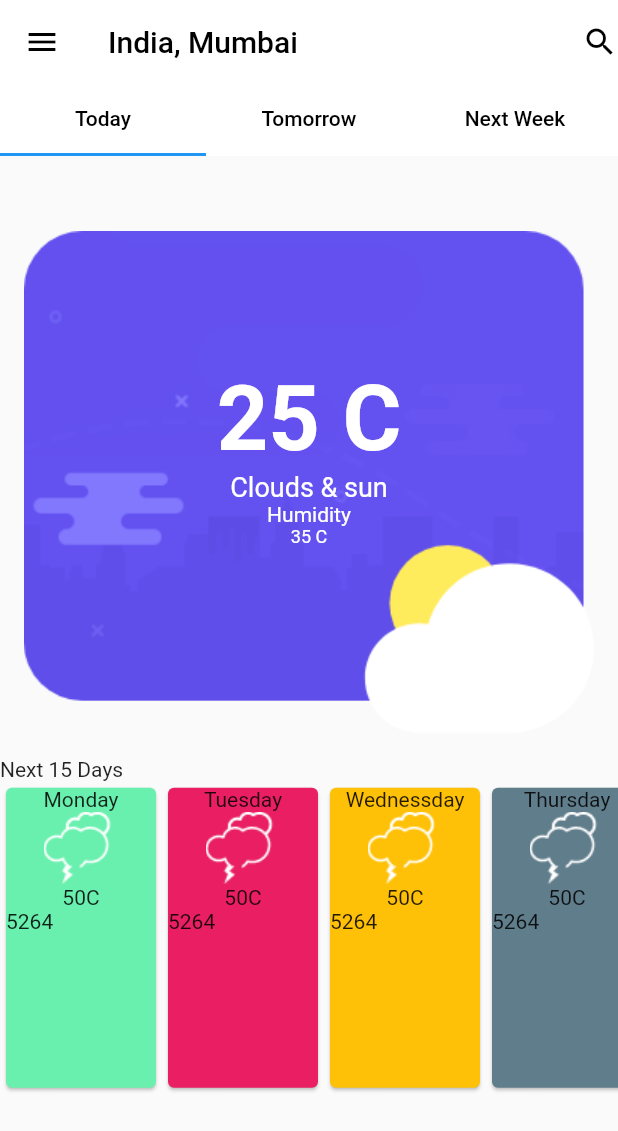
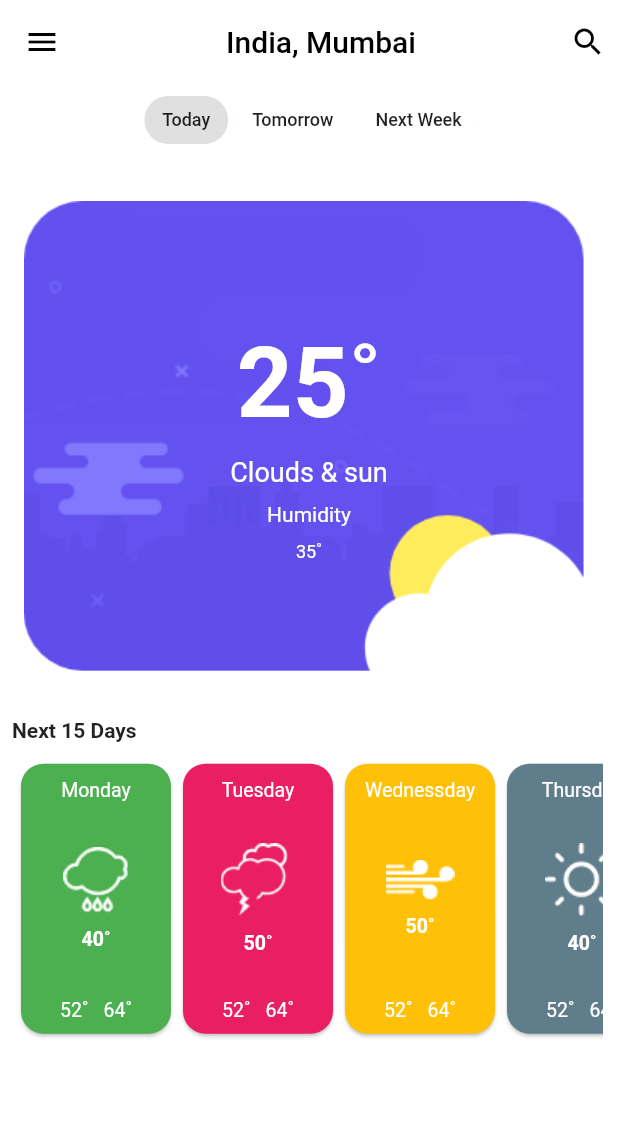
Before and after one commit to Gupta-shifali/Weather-Ui-App, a Flutter app: the screen it shows after launch, on a phone screen of 412 x 824 dp. Shown: the top 1131 px of the screen. Run offline on Flutter 3.47's test engine with Material 2 defaults, Android fonts, the phone set to English and light mode, and no system bars.

Commit message:
Modified the UI

```diff
--- a/weather_app/lib/main.dart
+++ b/weather_app/lib/main.dart
@@ -8,84 +8,101 @@ class WeatherApp extends StatelessWidget {
   Widget build(BuildContext context) {
     return MaterialApp(
       debugShowCheckedModeBanner: false,
-      home: DefaultTabController(
-        length: 3,
-        child: Scaffold(
+      home: WeatherWidget(),
+    );
+  }
+}
+
+class WeatherWidget extends StatefulWidget {
+  @override
+  _WeatherWidgetState createState() => _WeatherWidgetState();
+}
+
+class _WeatherWidgetState extends State<WeatherWidget> {
+  Map<String, bool> chips = {
+    "Today": true,
+    "Tomorrow": false,
+    "Next Week": false
+  };
+
+  @override
+  Widget build(BuildContext context) {
+    return Scaffold(
+        backgroundColor: Colors.white,
         appBar: AppBar(
           backgroundColor: Colors.white,
           elevation: 0,
-            title: Text("India, Mumbai", style: TextStyle(color: Colors.black)),
-            bottom: _weatherTabs(),
+          title: Center(
+              child:
+                  Text("India, Mumbai", style: TextStyle(color: Colors.black))),
           leading: Icon(Icons.menu, color: Colors.black),
-            actions: <Widget>[Icon(Icons.search, color: Colors.black)],
-          ),
-          body: TabBarView(
-            children: <Widget>[
-              _weatherToday(),
-              Text("sample2"),
-              Text("sample3"),
+          actions: <Widget>[
+            Padding(
+              padding: const EdgeInsets.all(8.0),
+              child: Icon(Icons.search, color: Colors.black),
+            )
           ],
         ),
+        body: _weatherToday());
+  }
+
+  Row _weatherTabBar() {
+    return Row(
+      mainAxisAlignment: MainAxisAlignment.center,
+      children: chips.keys.map((String key) {
+        return Container(
+          margin: const EdgeInsets.only(left: 4.0),
+          child: ChoiceChip(
+            label: Text(
+              key,
+              style: TextStyle(fontSize: 12),
             ),
+            selected: chips[key],
+            backgroundColor: Colors.white,
+            selectedColor: Colors.grey[300],
+            onSelected: (value) {
+              setState(() {
+                chips[key] = value;
+              });
+            },
           ),
+        );
+      }).toList(),
     );
   }
 
-  TabBar _weatherTabs() {
-    return TabBar(
-      tabs: <Widget>[
-        Tab(
-          child: Text("Today", style: TextStyle(color: Colors.black)),
-        ),
-        Tab(
-          child: Text("Tomorrow", style: TextStyle(color: Colors.black)),
-        ),
-        Tab(
-          child: Text("Next Week", style: TextStyle(color: Colors.black)),
-        ),
-      ],
-    );
-  }
-
-  SingleChildScrollView _weatherToday() =>
-      SingleChildScrollView(
+  SingleChildScrollView _weatherToday() => SingleChildScrollView(
         child: Column(
           children: <Widget>[
+            _weatherTabBar(),
             currentStatus(),
             Container(
+                padding: EdgeInsets.only(left: 8.0),
                 alignment: Alignment.topLeft,
-                child: Text("Next 15 Days")),
+                child: Text(
+                  "Next 15 Days",
+                  style: TextStyle(fontWeight: FontWeight.bold),
+                )),
             futureStatus(),
           ],
         ),
       );
 
-  Container currentStatus() =>
-      Container(
+  Container currentStatus() => Container(
         child: Stack(
           alignment: Alignment(0, 0),
           children: <Widget>[
             Container(
-                padding: EdgeInsets.fromLTRB(16.0, 50, 16, 16),
+                padding: EdgeInsets.fromLTRB(16, 30, 16, 10),
                 child: Image.asset('assets/images/weather_bg.png')),
             Container(
               alignment: Alignment.center,
               child: Column(
                 children: <Widget>[
-                  Text("25 C", style: TextStyle(fontWeight: FontWeight.bold,
-                      color: Colors.white,
-                      fontSize: 60)),
-                  Text("Clouds & sun", style: TextStyle(
-                      fontWeight: FontWeight.normal,
-                      color: Colors.white,
-                      fontSize: 18)),
-                  Text("Humidity", style: TextStyle(
-                      fontWeight: FontWeight.normal,
-                      color: Colors.white,
-                      fontSize: 14)),
-                  Text("35 C", style: TextStyle(fontWeight: FontWeight.normal,
-                      color: Colors.white,
-                      fontSize: 12)),
+                  _customizeText("25˚", 65, FontWeight.bold),
+                  _customizeText("Clouds & sun", 18, FontWeight.normal),
+                  _customizeText("Humidity", 14, FontWeight.normal),
+                  _customizeText("35˚", 12, FontWeight.normal),
                 ],
               ),
             )
@@ -93,39 +110,35 @@ class WeatherApp extends StatelessWidget {
         ),
       );
 
-  Container futureStatus() =>
-      Container(
+  Container _customizeText(String label, double size, FontWeight weight) {
+    return Container(
+      padding: EdgeInsets.only(top: 10.0),
+      child: Text(label,
+          style: TextStyle(
+              fontWeight: weight, color: Colors.white, fontSize: size)),
+    );
+  }
+
+  Container futureStatus() => Container(
+        padding: EdgeInsets.all(10.0),
         child: SingleChildScrollView(
           scrollDirection: Axis.horizontal,
           child: Row(
             children: <Widget>[
-              _weatherStatusCard(
-                  "Monday", "assets/images/light_cloud.png", "50C", "52", "64",
-                  Colors.greenAccent),
-              _weatherStatusCard(
-                  "Tuesday", "assets/images/light_cloud.png", "50C", "52", "64",
-                  Colors.pink),
-              _weatherStatusCard(
-                  "Wednessday", "assets/images/light_cloud.png", "50C", "52",
-                  "64", Colors.amber),
-              _weatherStatusCard(
-                  "Thursday", "assets/images/light_cloud.png", "50C", "52",
-                  "64", Colors.blueGrey),
-              _weatherStatusCard(
-                  "Friday", "assets/images/light_cloud.png", "50C", "52", "64",
-                  Colors.orange),
-              _weatherStatusCard(
-                  "Tuesday", "assets/images/light_cloud.png", "50C", "52", "64",
-                  Colors.pink),
-              _weatherStatusCard(
-                  "Wednessday", "assets/images/light_cloud.png", "50C", "52",
-                  "64", Colors.amber),
-              _weatherStatusCard(
-                  "Thursday", "assets/images/light_cloud.png", "50C", "52",
-                  "64", Colors.blueGrey),
-              _weatherStatusCard(
-                  "Friday", "assets/images/light_cloud.png", "50C", "52", "64",
-                  Colors.orange),
+              _weatherStatusCard("Monday", "assets/images/rain.png", "40˚",
+                  "52˚", "64˚", Colors.green),
+              _weatherStatusCard("Tuesday", "assets/images/light_cloud.png",
+                  "50˚", "52˚", "64˚", Colors.pink),
+              _weatherStatusCard("Wednessday", "assets/images/light.png", "50˚",
+                  "52˚", "64˚", Colors.amber),
+              _weatherStatusCard("Thursday", "assets/images/sun.png", "40˚",
+                  "52˚", "64˚", Colors.blueGrey),
+              _weatherStatusCard("Friday", "assets/images/rain.png", "50˚",
+                  "52˚", "64˚", Colors.orange),
+              _weatherStatusCard("Thursday", "assets/images/sun.png", "40˚",
+                  "52˚", "64˚", Colors.lightGreen),
+              _weatherStatusCard("Friday", "assets/images/light_cloud.png",
+                  "50˚", "52˚", "64˚", Colors.purple),
             ],
           ),
         ),
@@ -135,23 +148,49 @@ class WeatherApp extends StatelessWidget {
           String w3, Color color) =>
       Card(
         color: color,
+        shape: RoundedRectangleBorder(
+          borderRadius: BorderRadius.circular(15.0),
+        ),
         child: Container(
-          decoration: BoxDecoration(shape: BoxShape.rectangle),
           width: 100.0,
-          height: 200.0,
-          child: Column(
+          height: 180.0,
+          child: Stack(
+            alignment: Alignment.topCenter,
             children: <Widget>[
-              Text(day),
-              Image.asset(icon),
-              Text(w1),
-              Row(
+              _customizeText(day, 13, FontWeight.normal),
+              _buildWeatherImage(icon, w1),
+              _buildWeatherRow(w2, w3)
+            ],
+          ),
+        ),
+      );
+
+  Container _buildWeatherRow(String w2, String w3) {
+    return Container(
+      margin: EdgeInsets.all(8.0),
+      child: Align(
+        alignment: Alignment.bottomCenter,
+        child: Row(
+          mainAxisAlignment: MainAxisAlignment.center,
           children: <Widget>[
-                  Text(w2),
-                  Text(w3),
-                ],
-              )
+            _customizeText(w2, 13, FontWeight.normal),
+            SizedBox(
+              width: 10,
+            ),
+            _customizeText(w3, 13, FontWeight.normal),
           ],
         ),
       ),
     );
   }
+
+  Column _buildWeatherImage(String icon, String w1) {
+    return Column(
+      mainAxisAlignment: MainAxisAlignment.center,
+      children: <Widget>[
+        Container(alignment: Alignment.center, child: Image.asset(icon)),
+        _customizeText(w1, 13, FontWeight.bold)
+      ],
+    );
+  }
+}
```
Also changed, not shown: weather_app/pubspec.lock, 1 other file. Lines whose indentation alone changed are shown as unchanged.
